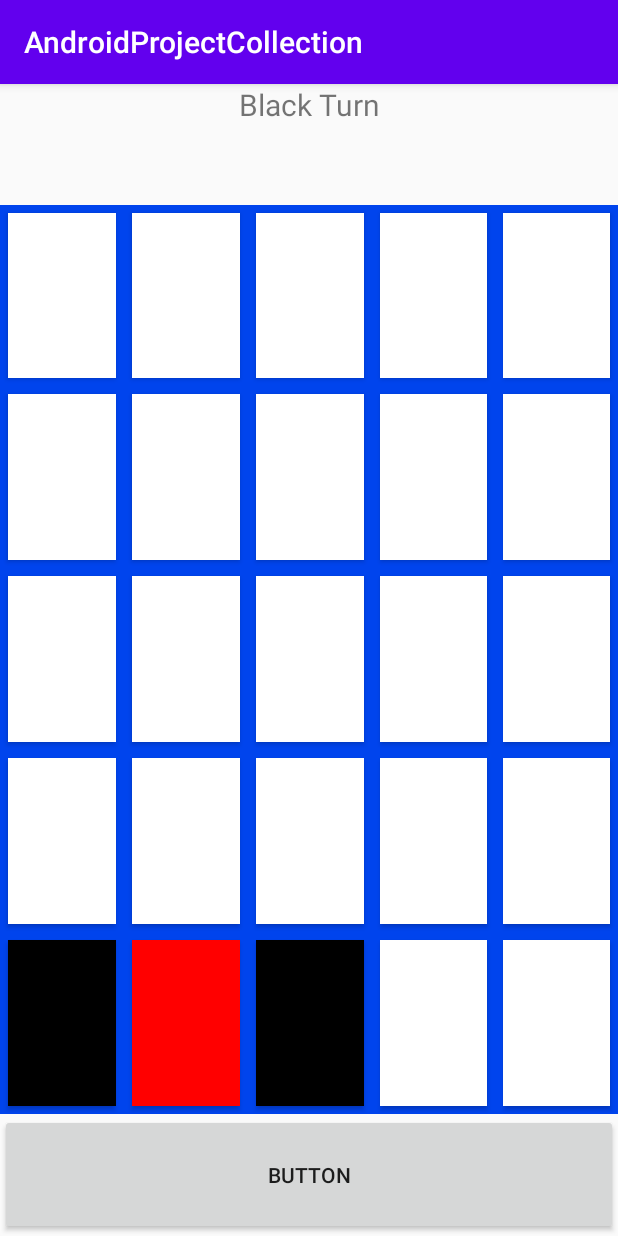
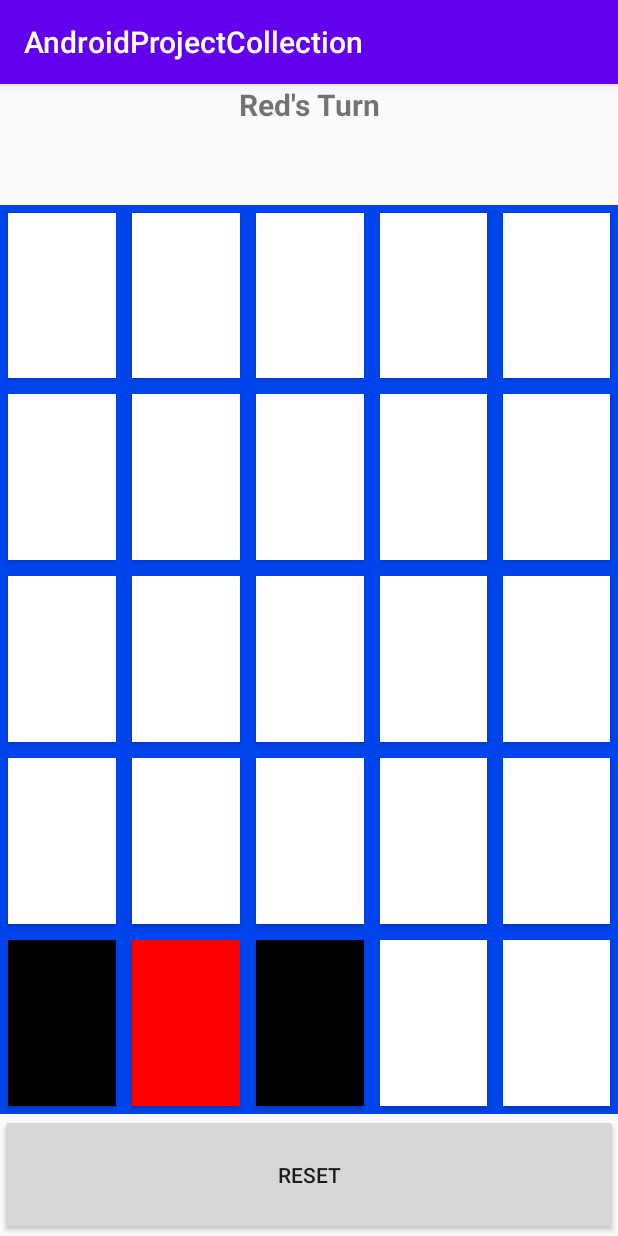
Before and after one commit to Anato-Eini/School-Activities, an Android app: the Connect3 screen opened directly, with no data from a screen before it, after a tap on an icon or button, on a phone screen of 412 x 824 dp. Run offline under Robolectric (Android 15) with nearby library versions, the phone set to English and light mode, and no system bars; 2 other taps on this screen came first.

Commit message:
Connect 3

```diff
--- a/app/src/main/java/com/example/androidprojectcollection/Connect3.java
+++ b/app/src/main/java/com/example/androidprojectcollection/Connect3.java
@@ -7,9 +7,7 @@ import android.os.Bundle;
 import android.widget.Button;
 import android.widget.TextView;
 
-import java.util.ArrayList;
 import java.util.concurrent.atomic.AtomicBoolean;
-import java.util.concurrent.atomic.AtomicIntegerArray;
 
 public class Connect3 extends AppCompatActivity {
     AtomicBoolean isBlack = new AtomicBoolean(true),
@@ -20,6 +18,7 @@ public class Connect3 extends AppCompatActivity {
         super.onCreate(savedInstanceState);
         setContentView(R.layout.activity_connect3);
         TextView displayText = findViewById(R.id.DisplayText);
+        Button resetBtn = findViewById(R.id.resetBtn);
         Button[][] slots = {
                 {
                     findViewById(R.id.button18),
@@ -64,30 +63,51 @@ public class Connect3 extends AppCompatActivity {
             slots[0][i].setOnClickListener(view -> {
                 if(slotsLeft[dupI] > -1 && !gameEnd.get()){
                     fillSlot(dupI, slots, slotsLeft, displayText);
+                    if(!gameEnd.get())
+                        displayText.setText(isBlack.get() ? getString(R.string.black_turn) :
+                                getString(R.string.red_turn));
                 }
             });
         }
+
+        resetBtn.setOnClickListener(view -> {
+            for(int i = 0; i < 5; i++)
+                slotsLeft[i] = 4;
+            displayText.setText(getString(R.string.black_turn));
+            for(Button[] B: slots){
+                for(Button b: B)
+                    b.setBackgroundColor(Color.WHITE);
+            }
+            gameEnd.set(false);
+            isBlack.set(true);
+        });
+
     }
     public void fillSlot(int column, Button[][] slots, int[] slotsLeft, TextView displayText){
         slots[slotsLeft[column]][column].setBackgroundColor(isBlack.get() ? Color.BLACK : Color.RED);
         checker(slots, slotsLeft[column], column, displayText);
+        isBlack.set(!isBlack.get());
         slotsLeft[column]--;
-        isBlack.set(!isBlack.get());
     }
 
     public void checker(Button[][] slots, int row, int column, TextView displayText){
-        int[] dx = {0, 1, 1, 1, 0, -1, -1, -1};
-        int[] dy = {-1, -1, 0, 1, 1, 1, 0, -1};
-        int result = 0;
-        for(int i = 0; i < dx.length; i++){
+        int[] dx = {0, 1, 1, 1, 0, -1, -1, -1},
+                dy = {-1, -1, 0, 1, 1, 1, 0, -1};
+
+        for(int i = 0; i < 8; i++){
             if(column + dx[i] < 5 && column + dx[i] >= 0 && row + dy[i] >= 0 && row + dy[i] < 5 &&
-            ((ColorDrawable)slots[column][row].getBackground()).getColor() ==
-                    ((ColorDrawable) slots[column + dx[i]][row + dy[i]].getBackground()).getColor())
-                result += checkerHelper(slots, dx[i], dy[i], row, column, slots[row][column]);
-        }
-        if(result >= 3){
-            gameEnd.set(true);
-            displayText.setText((isBlack.get() ? "BLACK" : "RED") .concat(" wins"));
+            ((ColorDrawable)slots[row][column].getBackground()).getColor() ==
+                    ((ColorDrawable) slots[row + dy[i]][column + dx[i]].getBackground()).getColor()) {
+                int result = 1;
+                result += checkerHelper(slots, dy[i], dx[i], row,
+                        column, slots[row][column]);
+                result += checkerHelper(slots, -dy[i], -dx[i], row, column, slots[row][column]);
+                if(result >= 3){
+                    gameEnd.set(true);
+                    displayText.setText(isBlack.get() ? getString(R.string.black_win) :
+                            getString(R.string.red_win));
+                }
+            }
         }
     }
 
@@ -95,12 +115,11 @@ public class Connect3 extends AppCompatActivity {
                              int row, int column, Button slotRef){
         row += directionRow;
         column += directionColumn;
-        if(row < 0 || column < 0 || row >= 5 || column >= 5)
+        if(row < 0 || column < 0 || row >= 5 || column >= 5 ||
+                (((ColorDrawable)slots[row][column].getBackground()).getColor() !=
+                ((ColorDrawable) slotRef.getBackground()).getColor()))
             return 0;
-        else if(((ColorDrawable)slots[row][column].getBackground()).getColor() ==
-                ((ColorDrawable) slotRef.getBackground()).getColor())
+        else
             return checkerHelper(slots, directionRow, directionColumn, row, column, slotRef) + 1;
-
-        return 0;
     }
 }
--- a/app/src/main/res/layout/activity_connect3.xml
+++ b/app/src/main/res/layout/activity_connect3.xml
@@ -16,9 +16,10 @@
             android:layout_width="match_parent"
             android:layout_height="0dp"
             android:layout_weight="0.1"
-            android:text="Black Turn"
+            android:text="@string/black_turn"
             android:textAlignment="center"
-            android:textSize="20sp" />
+            android:textSize="20sp"
+            android:textStyle="bold" />
 
         <LinearLayout
             android:layout_width="match_parent"
@@ -384,10 +385,10 @@
         </LinearLayout>
 
         <Button
-            android:id="@+id/button"
+            android:id="@+id/resetBtn"
             android:layout_width="match_parent"
             android:layout_height="0dp"
             android:layout_weight="0.1"
-            android:text="Button" />
+            android:text="Reset" />
     </LinearLayout>
 </android.support.constraint.ConstraintLayout>
--- a/app/src/main/res/values/strings.xml
+++ b/app/src/main/res/values/strings.xml
@@ -18,4 +18,8 @@
     <string name="squared">x²</string>
     <string name="cubed">x³</string>
     <string name="logarithm">log₁₀(x)</string>
+    <string name="black_turn">Black\'s turn</string>
+    <string name="red_turn">Red\'s Turn</string>
+    <string name="black_win">Black Wins</string>
+    <string name="red_win">Red Wins</string>
 </resources>
```
Also changed, not shown: app/src/main/res/layout/activity_main.xml (+13 -0 lines).
